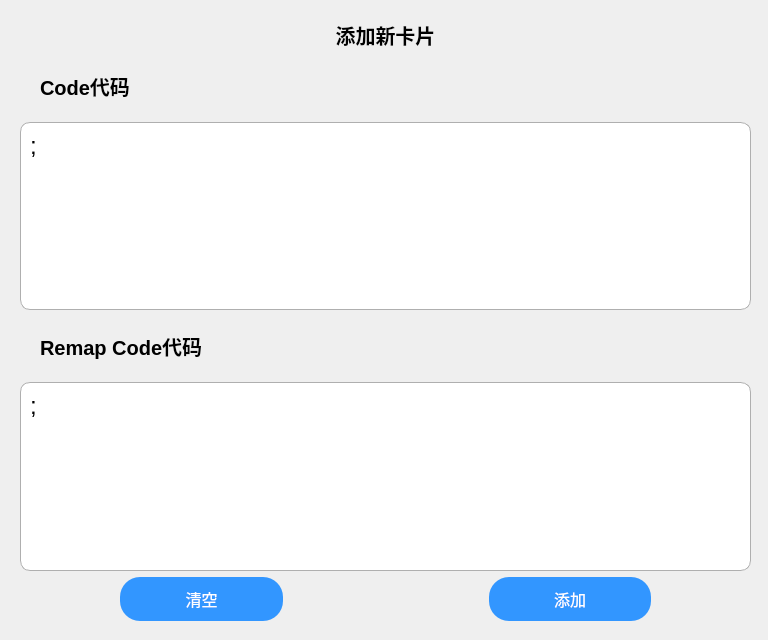
Old version of the form visualizationSrc/qtUI/addCard.ui in the repository NWYLZW/A-Language-IDE.
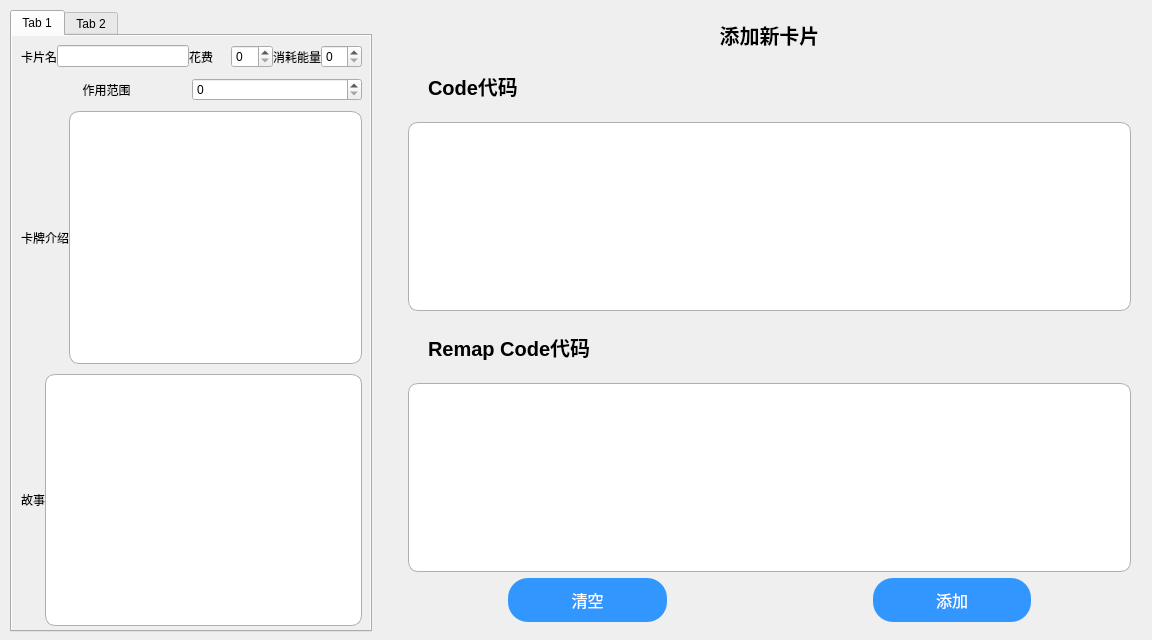
New version of the form.

Commit message: 新界面设计 修复语法高亮错误

The edit to the form file:
```diff
--- a/visualizationSrc/qtUI/addCard.ui
+++ b/visualizationSrc/qtUI/addCard.ui
@@ -6,19 +6,19 @@
    <rect>
     <x>0</x>
     <y>0</y>
-    <width>768</width>
+    <width>1152</width>
     <height>640</height>
    </rect>
   </property>
   <property name="minimumSize">
    <size>
-    <width>768</width>
-    <height>640</height>
+    <width>0</width>
+    <height>0</height>
    </size>
   </property>
   <property name="maximumSize">
    <size>
-    <width>768</width>
+    <width>1152</width>
     <height>640</height>
    </size>
   </property>
@@ -38,15 +38,279 @@
      <height>16777215</height>
     </size>
    </property>
-   <widget class="QWidget" name="verticalLayoutWidget_4">
+   <widget class="QWidget" name="horizontalLayoutWidget_2">
     <property name="geometry">
      <rect>
       <x>0</x>
       <y>0</y>
-      <width>771</width>
-      <height>641</height>
+      <width>1151</width>
+      <height>642</height>
      </rect>
     </property>
+    <layout class="QHBoxLayout" name="horizontalLayout" stretch="1,2">
+     <item>
+      <layout class="QVBoxLayout" name="verticalLayout">
+       <property name="leftMargin">
+        <number>10</number>
+       </property>
+       <property name="topMargin">
+        <number>10</number>
+       </property>
+       <property name="rightMargin">
+        <number>10</number>
+       </property>
+       <property name="bottomMargin">
+        <number>10</number>
+       </property>
+       <item>
+        <widget class="QTabWidget" name="tabWidget">
+         <property name="maximumSize">
+          <size>
+           <width>384</width>
+           <height>16777215</height>
+          </size>
+         </property>
+         <property name="currentIndex">
+          <number>0</number>
+         </property>
+         <widget class="QWidget" name="baseSetting">
+          <attribute name="title">
+           <string>Tab 1</string>
+          </attribute>
+          <widget class="QScrollArea" name="scrollArea">
+           <property name="geometry">
+            <rect>
+             <x>-1</x>
+             <y>-1</y>
+             <width>361</width>
+             <height>601</height>
+            </rect>
+           </property>
+           <property name="widgetResizable">
+            <bool>true</bool>
+           </property>
+           <widget class="QWidget" name="scrollAreaWidgetContents">
+            <property name="geometry">
+             <rect>
+              <x>0</x>
+              <y>0</y>
+              <width>359</width>
+              <height>599</height>
+             </rect>
+            </property>
+            <property name="maximumSize">
+             <size>
+              <width>359</width>
+              <height>599</height>
+             </size>
+            </property>
+            <widget class="QWidget" name="verticalLayoutWidget">
+             <property name="geometry">
+              <rect>
+               <x>-1</x>
+               <y>-1</y>
+               <width>361</width>
+               <height>601</height>
+              </rect>
+             </property>
+             <layout class="QVBoxLayout" name="verticalLayout_2">
+              <property name="spacing">
+               <number>10</number>
+              </property>
+              <property name="leftMargin">
+               <number>10</number>
+              </property>
+              <property name="topMargin">
+               <number>10</number>
+              </property>
+              <property name="rightMargin">
+               <number>10</number>
+              </property>
+              <property name="bottomMargin">
+               <number>10</number>
+              </property>
+              <item>
+               <layout class="QHBoxLayout" name="data01_2" stretch="2,1,1">
+                <property name="spacing">
+                 <number>0</number>
+                </property>
+                <item>
+                 <layout class="QHBoxLayout" name="L_price_2">
+                  <property name="spacing">
+                   <number>0</number>
+                  </property>
+                  <item>
+                   <widget class="QLabel" name="label_6">
+                    <property name="text">
+                     <string>卡片名</string>
+                    </property>
+                    <property name="margin">
+                     <number>5</number>
+                    </property>
+                   </widget>
+                  </item>
+                  <item>
+                   <widget class="QLineEdit" name="lineEdit_4"/>
+                  </item>
+                 </layout>
+                </item>
+                <item>
+                 <layout class="QHBoxLayout" name="L_displayName_2">
+                  <property name="spacing">
+                   <number>0</number>
+                  </property>
+                  <item>
+                   <widget class="QLabel" name="label_7">
+                    <property name="text">
+                     <string>花费</string>
+                    </property>
+                    <property name="margin">
+                     <number>5</number>
+                    </property>
+                   </widget>
+                  </item>
+                  <item>
+                   <widget class="QSpinBox" name="spinBox_3"/>
+                  </item>
+                 </layout>
+                </item>
+                <item>
+                 <layout class="QHBoxLayout" name="L_energyReq_2">
+                  <property name="spacing">
+                   <number>0</number>
+                  </property>
+                  <item>
+                   <widget class="QLabel" name="label_9">
+                    <property name="text">
+                     <string>消耗能量</string>
+                    </property>
+                    <property name="margin">
+                     <number>5</number>
+                    </property>
+                   </widget>
+                  </item>
+                  <item>
+                   <widget class="QSpinBox" name="spinBox_4"/>
+                  </item>
+                 </layout>
+                </item>
+               </layout>
+              </item>
+              <item>
+               <layout class="QHBoxLayout" name="data01_3" stretch="1">
+                <property name="spacing">
+                 <number>0</number>
+                </property>
+                <item>
+                 <layout class="QHBoxLayout" name="L_displayName_3">
+                  <property name="spacing">
+                   <number>0</number>
+                  </property>
+                  <item>
+                   <widget class="QLabel" name="label_11">
+                    <property name="text">
+                     <string>作用范围</string>
+                    </property>
+                    <property name="alignment">
+                     <set>Qt::AlignCenter</set>
+                    </property>
+                    <property name="margin">
+                     <number>5</number>
+                    </property>
+                   </widget>
+                  </item>
+                  <item>
+                   <widget class="QSpinBox" name="spinBox_5"/>
+                  </item>
+                 </layout>
+                </item>
+               </layout>
+              </item>
+              <item>
+               <layout class="QHBoxLayout" name="data01_4" stretch="2">
+                <property name="spacing">
+                 <number>0</number>
+                </property>
+                <item>
+                 <layout class="QHBoxLayout" name="L_price_3">
+                  <property name="spacing">
+                   <number>0</number>
+                  </property>
+                  <item>
+                   <widget class="QLabel" name="label_5">
+                    <property name="text">
+                     <string>卡牌介绍</string>
+                    </property>
+                    <property name="margin">
+                     <number>5</number>
+                    </property>
+                   </widget>
+                  </item>
+                  <item>
+                   <widget class="QTextEdit" name="textEdit_3">
+                    <property name="styleSheet">
+                     <string notr="true">background-color: rgb(255, 255, 255);
+
+padding:5px;
+border:1px solid #afafaf; 
+border-radius:10px;</string>
+                    </property>
+                   </widget>
+                  </item>
+                 </layout>
+                </item>
+               </layout>
+              </item>
+              <item>
+               <layout class="QHBoxLayout" name="data01" stretch="2">
+                <property name="spacing">
+                 <number>0</number>
+                </property>
+                <item>
+                 <layout class="QHBoxLayout" name="L_price">
+                  <property name="spacing">
+                   <number>0</number>
+                  </property>
+                  <item>
+                   <widget class="QLabel" name="label_4">
+                    <property name="text">
+                     <string>故事</string>
+                    </property>
+                    <property name="margin">
+                     <number>5</number>
+                    </property>
+                   </widget>
+                  </item>
+                  <item>
+                   <widget class="QTextEdit" name="textEdit_2">
+                    <property name="styleSheet">
+                     <string notr="true">background-color: rgb(255, 255, 255);
+
+padding:5px;
+border:1px solid #afafaf; 
+border-radius:10px;</string>
+                    </property>
+                   </widget>
+                  </item>
+                 </layout>
+                </item>
+               </layout>
+              </item>
+             </layout>
+            </widget>
+           </widget>
+          </widget>
+         </widget>
+         <widget class="QWidget" name="greateSetting">
+          <attribute name="title">
+           <string>Tab 2</string>
+          </attribute>
+         </widget>
+        </widget>
+       </item>
+      </layout>
+     </item>
+     <item>
     <layout class="QVBoxLayout" name="main">
      <property name="leftMargin">
       <number>20</number>
@@ -116,7 +380,7 @@
 &lt;html&gt;&lt;head&gt;&lt;meta name=&quot;qrichtext&quot; content=&quot;1&quot; /&gt;&lt;style type=&quot;text/css&quot;&gt;
 p, li { white-space: pre-wrap; }
 &lt;/style&gt;&lt;/head&gt;&lt;body style=&quot; font-family:'SimSun'; font-size:9pt; font-weight:400; font-style:normal;&quot;&gt;
-&lt;p style=&quot; margin-top:0px; margin-bottom:0px; margin-left:0px; margin-right:0px; -qt-block-indent:0; text-indent:0px;&quot;&gt;&lt;span style=&quot; font-size:18pt;&quot;&gt;;&lt;/span&gt;&lt;/p&gt;&lt;/body&gt;&lt;/html&gt;</string>
+&lt;p style=&quot;-qt-paragraph-type:empty; margin-top:0px; margin-bottom:0px; margin-left:0px; margin-right:0px; -qt-block-indent:0; text-indent:0px;&quot;&gt;&lt;br /&gt;&lt;/p&gt;&lt;/body&gt;&lt;/html&gt;</string>
              </property>
             </widget>
            </item>
@@ -152,7 +416,7 @@
 &lt;html&gt;&lt;head&gt;&lt;meta name=&quot;qrichtext&quot; content=&quot;1&quot; /&gt;&lt;style type=&quot;text/css&quot;&gt;
 p, li { white-space: pre-wrap; }
 &lt;/style&gt;&lt;/head&gt;&lt;body style=&quot; font-family:'SimSun'; font-size:9pt; font-weight:400; font-style:normal;&quot;&gt;
-&lt;p style=&quot; margin-top:0px; margin-bottom:0px; margin-left:0px; margin-right:0px; -qt-block-indent:0; text-indent:0px;&quot;&gt;&lt;span style=&quot; font-size:18pt;&quot;&gt;;&lt;/span&gt;&lt;/p&gt;&lt;/body&gt;&lt;/html&gt;</string>
+&lt;p style=&quot;-qt-paragraph-type:empty; margin-top:0px; margin-bottom:0px; margin-left:0px; margin-right:0px; -qt-block-indent:0; text-indent:0px;&quot;&gt;&lt;br /&gt;&lt;/p&gt;&lt;/body&gt;&lt;/html&gt;</string>
              </property>
             </widget>
            </item>
@@ -213,6 +477,8 @@
           <string>添加</string>
          </property>
         </widget>
+         </item>
+        </layout>
        </item>
       </layout>
      </item>
```
Lines whose indentation alone changed are shown as unchanged. The commit also changes 2 other files.
